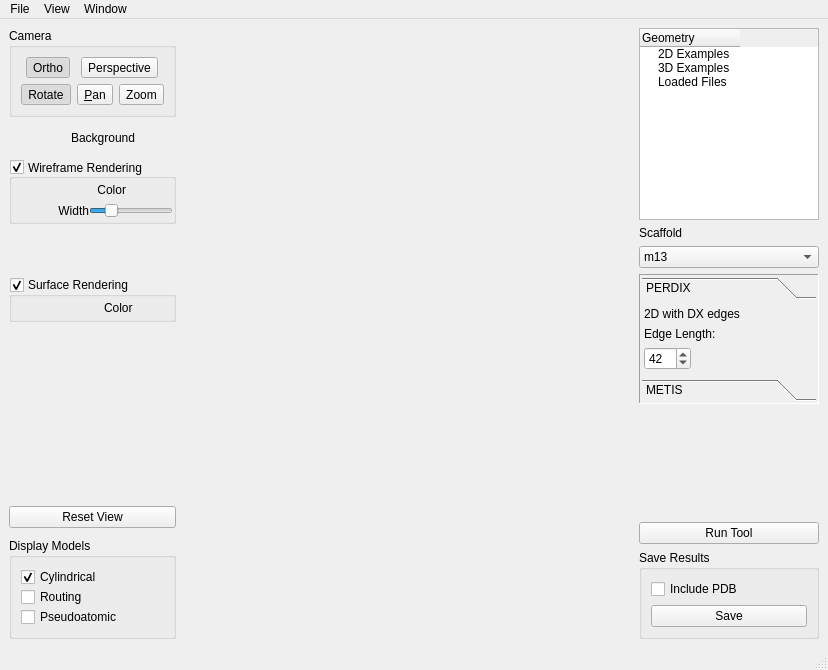
Before: the Qt Designer form ui/AthenaMainWindow.ui in lcbb/athena, drawn with Qt 5.
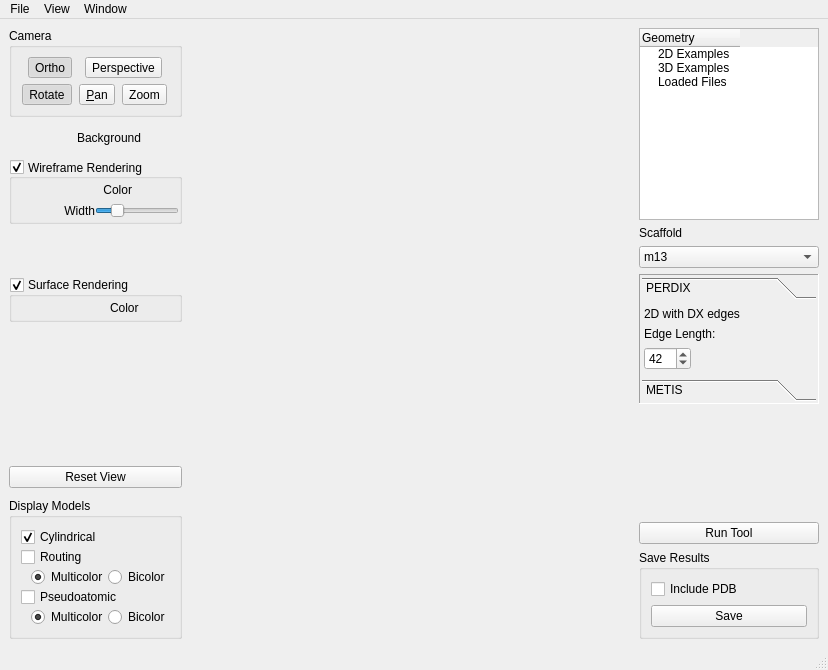
After: the same form once the commit is applied. Custom widgets are drawn as their Qt base class.

Commit message: Spaghettify display options

```diff
--- a/ui/AthenaMainWindow.ui
+++ b/ui/AthenaMainWindow.ui
@@ -792,13 +792,99 @@
                 </property>
                </widget>
               </item>
-              <item row="2" column="0">
+              <item row="3" column="0">
                <widget class="QCheckBox" name="displayPAtomBox">
                 <property name="text">
                  <string>Pseudoatomic</string>
                 </property>
                </widget>
               </item>
+              <item row="2" column="0">
+               <layout class="QHBoxLayout" name="horizontalLayout_7">
+                <property name="topMargin">
+                 <number>0</number>
+                </property>
+                <item>
+                 <spacer name="horizontalSpacer_5">
+                  <property name="orientation">
+                   <enum>Qt::Horizontal</enum>
+                  </property>
+                  <property name="sizeHint" stdset="0">
+                   <size>
+                    <width>10</width>
+                    <height>20</height>
+                   </size>
+                  </property>
+                 </spacer>
+                </item>
+                <item>
+                 <widget class="QRadioButton" name="routingMulticolorButton">
+                  <property name="text">
+                   <string>Multicolor</string>
+                  </property>
+                  <property name="checked">
+                   <bool>true</bool>
+                  </property>
+                  <attribute name="buttonGroup">
+                   <string notr="true">routingColorButtonGroup</string>
+                  </attribute>
+                 </widget>
+                </item>
+                <item>
+                 <widget class="QRadioButton" name="routingBicolorButton">
+                  <property name="text">
+                   <string>Bicolor</string>
+                  </property>
+                  <attribute name="buttonGroup">
+                   <string notr="true">routingColorButtonGroup</string>
+                  </attribute>
+                 </widget>
+                </item>
+               </layout>
+              </item>
+              <item row="4" column="0">
+               <layout class="QHBoxLayout" name="horizontalLayout_9">
+                <property name="topMargin">
+                 <number>0</number>
+                </property>
+                <item>
+                 <spacer name="horizontalSpacer_6">
+                  <property name="orientation">
+                   <enum>Qt::Horizontal</enum>
+                  </property>
+                  <property name="sizeHint" stdset="0">
+                   <size>
+                    <width>10</width>
+                    <height>20</height>
+                   </size>
+                  </property>
+                 </spacer>
+                </item>
+                <item>
+                 <widget class="QRadioButton" name="atomicMulticolorButton">
+                  <property name="text">
+                   <string>Multicolor</string>
+                  </property>
+                  <property name="checked">
+                   <bool>true</bool>
+                  </property>
+                  <attribute name="buttonGroup">
+                   <string notr="true">atomicColorButtonGroup</string>
+                  </attribute>
+                 </widget>
+                </item>
+                <item>
+                 <widget class="QRadioButton" name="atomicBicolorButton">
+                  <property name="text">
+                   <string>Bicolor</string>
+                  </property>
+                  <attribute name="buttonGroup">
+                   <string notr="true">atomicColorButtonGroup</string>
+                  </attribute>
+                 </widget>
+                </item>
+               </layout>
+              </item>
              </layout>
             </widget>
            </item>
```
Left out of the diff: 4 changed lines with no effect on the pictures. The commit also changes 2 other files.
